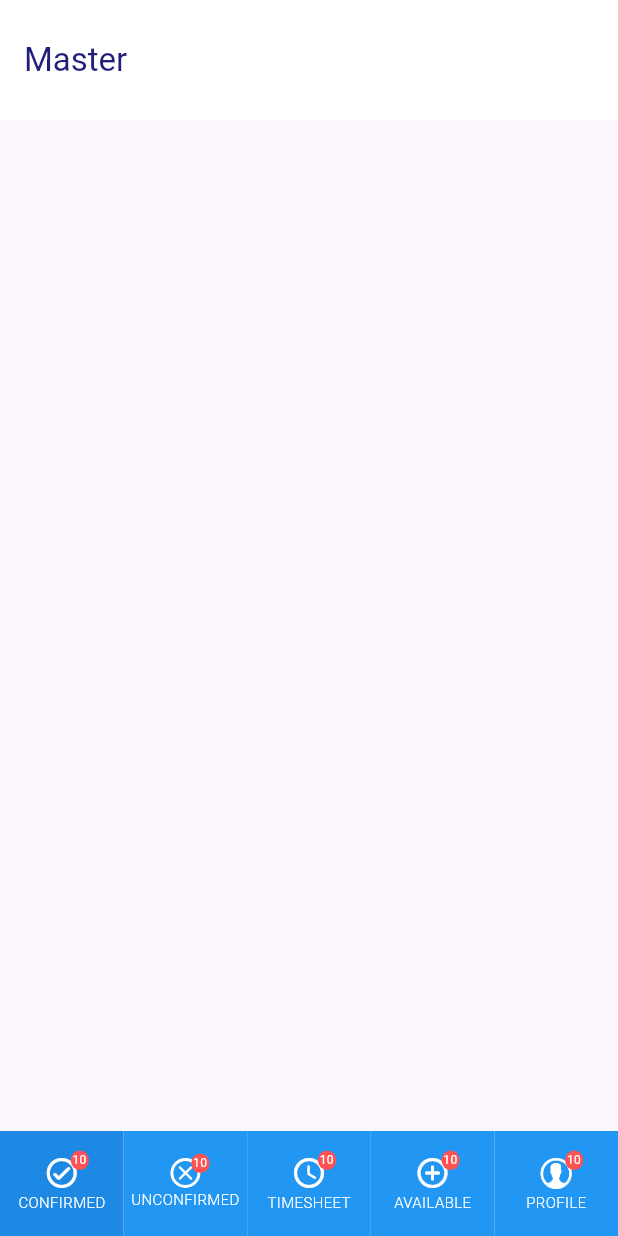
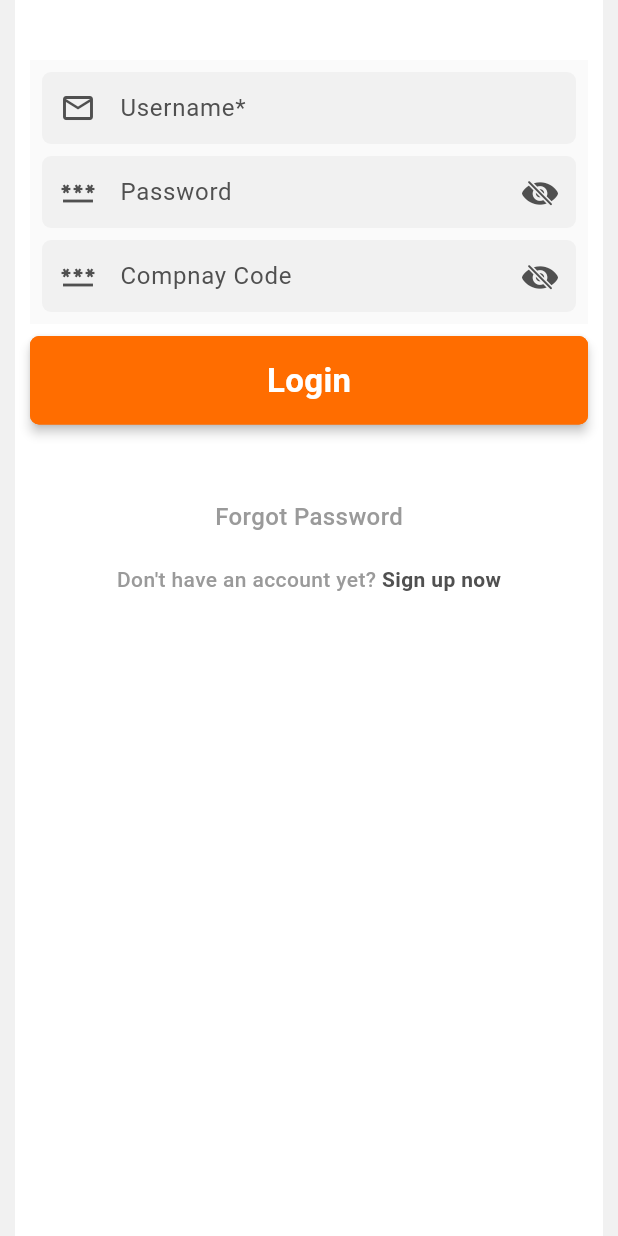
Before and after one commit to ashishbrana/MyCare, a Flutter app: the screen it shows after launch, on a phone screen of 412 x 824 dp. Run offline on Flutter 3.47's test engine with Material 2 defaults, Android fonts, the phone set to English and light mode, and no system bars; our stand-ins replace connectivity_plus, shared_preferences; Roboto replaces fonts that are missing (Poppins).

Commit message:
login api calling

```diff
--- a/lib/main.dart
+++ b/lib/main.dart
@@ -12,7 +12,7 @@ class MyApp extends StatelessWidget {
   @override
   Widget build(BuildContext context) {
     return MaterialApp(
-      title: 'Dc_2',
+      title: 'MyCare',
       theme: ThemeData(
         colorScheme: ColorScheme.fromSeed(seedColor: Colors.deepPurple),
         useMaterial3: true,
--- /dev/null
+++ b/lib/screen/Login.dart
@@ -0,0 +1,264 @@
+import 'dart:convert';
+
+import 'package:flutter/material.dart';
+import 'package:rcare_2/utils/ConstantStrings.dart';
+
+import '../Network/API.dart';
+import '../Network/ApiUrls.dart';
+import '../Network/GlobalMethods.dart';
+import '../utils/ColorConstants.dart';
+import '../utils/Constants.dart';
+import '../utils/ThemedWidgets.dart';
+import '../utils/methods.dart';
+
+class Login extends StatefulWidget {
+  bool isLoginForBooking = false;
+
+  Login({super.key, this.isLoginForBooking = false});
+
+  @override
+  State<Login> createState() => _LoginState();
+}
+
+class _LoginState extends State<Login> {
+  ///  * [_keyFormField], key of form of sign form.
+  final GlobalKey<FormState> _keyFormField = GlobalKey<FormState>();
+
+  ///  * [_keyForgotFormField], key of form of forgot dialog form.
+  final GlobalKey<FormState> _keyForgotFormField = GlobalKey<FormState>();
+
+  final GlobalKey<ScaffoldState> _keyScaffold = GlobalKey<ScaffoldState>();
+
+  String? firebaseToken;
+  final TextEditingController _controllerEmail = TextEditingController();
+  final TextEditingController _controllerPassword = TextEditingController();
+  final TextEditingController forgotEmailController = TextEditingController();
+
+  _loginApiCall(bool isFromBooking, String email, String password) {
+    var params = {
+      'username': "Clark",
+      'password': "Super@123",
+      'companycode': "mycare",
+    };
+    isConnected().then((hasInternet) async {
+      if (hasInternet) {
+        HttpRequestModel request = HttpRequestModel(
+            url: getUrl(endLogin, params: params).toString(),
+            authMethod: '',
+            body: '',
+            headerType: '',
+            params: '',
+            method: 'GET');
+        getOverlay(context);
+        try {
+          String response = await HttpService().init(request, _keyScaffold);
+          if (response != null && response != "") {
+            print('res ${stripHtmlIfNeeded(response)}');
+
+            final jResponse = json.decode(stripHtmlIfNeeded(response));
+
+            print('res ${jResponse['status']}');
+            if (jResponse['status'] == 1) {
+              print('res success');
+            } else {
+              showSnackBarWithText(
+                  _keyScaffold.currentState, jResponse['Message']);
+            }
+          } else {
+            showSnackBarWithText(
+                _keyScaffold.currentState, stringSomeThingWentWrong);
+          }
+          removeOverlay();
+        } catch (e) {
+          removeOverlay();
+        } finally {
+          removeOverlay();
+        }
+      } else {
+        showSnackBarWithText(_keyScaffold.currentState, stringErrorNoInterNet);
+      }
+    });
+  }
+
+  @override
+  Widget build(BuildContext context) {
+    return Scaffold(
+      key: _keyScaffold,
+      backgroundColor: colorGreyExtraLightBackGround,
+      body: SafeArea(
+        child: Container(
+          width: MediaQuery.of(context).size.width,
+          height: double.infinity,
+          margin: const EdgeInsets.symmetric(horizontal: spaceHorizontal),
+          decoration: const BoxDecoration(
+            color: Colors.white,
+            borderRadius: BorderRadius.only(
+              topLeft: Radius.circular(0),
+              topRight: Radius.circular(0),
+            ),
+          ),
+          child: SingleChildScrollView(
+            physics: const ClampingScrollPhysics(),
+            child: Padding(
+              padding: const EdgeInsets.symmetric(
+                  vertical: 40, horizontal: spaceHorizontal),
+              child: Column(
+                children: [
+                  Form(
+                    key: _keyFormField,
+                    child: Container(
+                      padding: const EdgeInsets.all(8),
+                      color: Colors.grey.shade50,
+                      child: Column(
+                        children: [
+                          ThemedTextField(
+                            controller: _controllerEmail,
+                            hintText: "Username*",
+                            preFix: const Icon(Icons.email_outlined),
+                            validator: (value) {
+                              if (value == null ||
+                                  value.isEmpty ||
+                                  value.trim().isEmpty) {
+                                return "Please enter email!";
+                              }
+                              if (!isValidateEmail(value.trim())) {
+                                return "Please enter valid email!";
+                              }
+                            },
+                            backgroundColor: colorGreyExtraLightBackGround,
+                          ),
+                          const SizedBox(height: spaceVertical),
+                          ThemedTextField(
+                            controller: _controllerPassword,
+                            hintText: "Password",
+                            preFix: const Icon(Icons.password),
+                            isPasswordTextField: true,
+                            validator: (value) {
+                              if (value == null ||
+                                  value.isEmpty ||
+                                  value.trim().isEmpty) {
+                                return "Please enter password!";
+                              }
+                              if (value.length < 8 || value.length > 15) {
+                                return "Please enter valid length(between 8 to 15) password!";
+                              }
+                            },
+                            backgroundColor: colorGreyExtraLightBackGround,
+                          ),
+                          const SizedBox(height: spaceVertical),
+                          ThemedTextField(
+                            controller: _controllerPassword,
+                            hintText: "Compnay Code",
+                            preFix: const Icon(Icons.password),
+                            isPasswordTextField: true,
+                            validator: (value) {
+                              if (value == null ||
+                                  value.isEmpty ||
+                                  value.trim().isEmpty) {
+                                return "Please enter password!";
+                              }
+                              if (value.length < 8 || value.length > 15) {
+                                return "Please enter valid length(between 8 to 15) password!";
+                              }
+                            },
+                            backgroundColor: colorGreyExtraLightBackGround,
+                          ),
+                        ],
+                      ),
+                    ),
+                  ),
+                  const SizedBox(height: spaceVertical),
+                  Container(
+                    decoration: const BoxDecoration(
+                        color: Colors.white,
+                        borderRadius: BorderRadius.only(
+                          topLeft: Radius.circular(0),
+                          topRight: Radius.circular(0),
+                        )),
+                    child: ThemedButton(
+                      title: "Login",
+                      onTap: () {
+                        _loginApiCall(
+                          widget.isLoginForBooking,
+                          _controllerEmail.text.trim(),
+                          _controllerPassword.text.trim(),
+                        );
+                        // if (_keyFormField.currentState != null &&
+                        //     _keyFormField.currentState!.validate()) {
+                        //   if (_controllerEmail.text == null ||
+                        //       _controllerEmail.text.trim().isEmpty) {
+                        //     showSnackBarWithText(_keyScaffold.currentState,
+                        //         "Please Enter Email!");
+                        //   } else if (_controllerPassword.text == null ||
+                        //       _controllerEmail.text.trim().isEmpty) {
+                        //     showSnackBarWithText(_keyScaffold.currentState,
+                        //         "Please Enter Password!");
+                        //   } else {
+                        //     _loginApiCall(
+                        //       widget.isLoginForBooking,
+                        //       _controllerEmail.text.trim(),
+                        //       _controllerPassword.text.trim(),
+                        //     );
+                        //   }
+                        // }
+                      },
+                    ),
+                  ),
+                  const SizedBox(height: 50),
+                  Column(
+                    mainAxisSize: MainAxisSize.min,
+                    mainAxisAlignment: MainAxisAlignment.center,
+                    crossAxisAlignment: CrossAxisAlignment.center,
+                    children: [
+                      GestureDetector(
+                        onTap: () {
+                          // _buildForgotPassWordDialog();
+                        },
+                        child: const Text(
+                          'Forgot Password',
+                          style: TextStyle(
+                            fontSize: 16.0,
+                            fontWeight: FontWeight.w500,
+                            color: colorGreyLiteText,
+                          ),
+                        ),
+                      ),
+                      const SizedBox(height: 20),
+                      Row(
+                        mainAxisAlignment: MainAxisAlignment.center,
+                        children: [
+                          ThemedText(
+                            text: 'Don\'t have an account yet?',
+                            color: colorGreyLiteText,
+                            fontWeight: FontWeight.w500,
+                          ),
+                          GestureDetector(
+                            onTap: () {
+                              setState(() {});
+                            },
+                            child: const Text(
+                              ' Sign up now',
+                              style: TextStyle(
+                                color: colorGreyDarkText,
+                                fontWeight: FontWeight.w600,
+                              ),
+                            ),
+                          ),
+                        ],
+                      ),
+                      const SizedBox(height: 60),
+                    ],
+                  ),
+                ],
+              ),
+            ),
+          ),
+        ),
+      ),
+    );
+  }
+
+  static String stripHtmlIfNeeded(String text) {
+    return text.replaceAll(RegExp(r'<[^>]*>|&[^;]+;'), ' ');
+  }
+}
--- a/lib/screen/SplashScreen.dart
+++ b/lib/screen/SplashScreen.dart
@@ -1,6 +1,7 @@
 import 'package:flutter/material.dart';
 
 import 'HomeScreen/HomeScreen.dart';
+import 'Login.dart';
 
 class SplashScreen extends StatefulWidget {
   const SplashScreen({super.key});
@@ -25,7 +26,7 @@ class _SplashScreenState extends State<SplashScreen> {
         Navigator.pushReplacement(
             context,
             MaterialPageRoute(
-              builder: (context) => HomeScreen(),
+              builder: (context) => Login(),
             ));
       },
     );
```
Also changed, not shown: lib/Network/ApiUrls.dart (+3 -113 lines).
